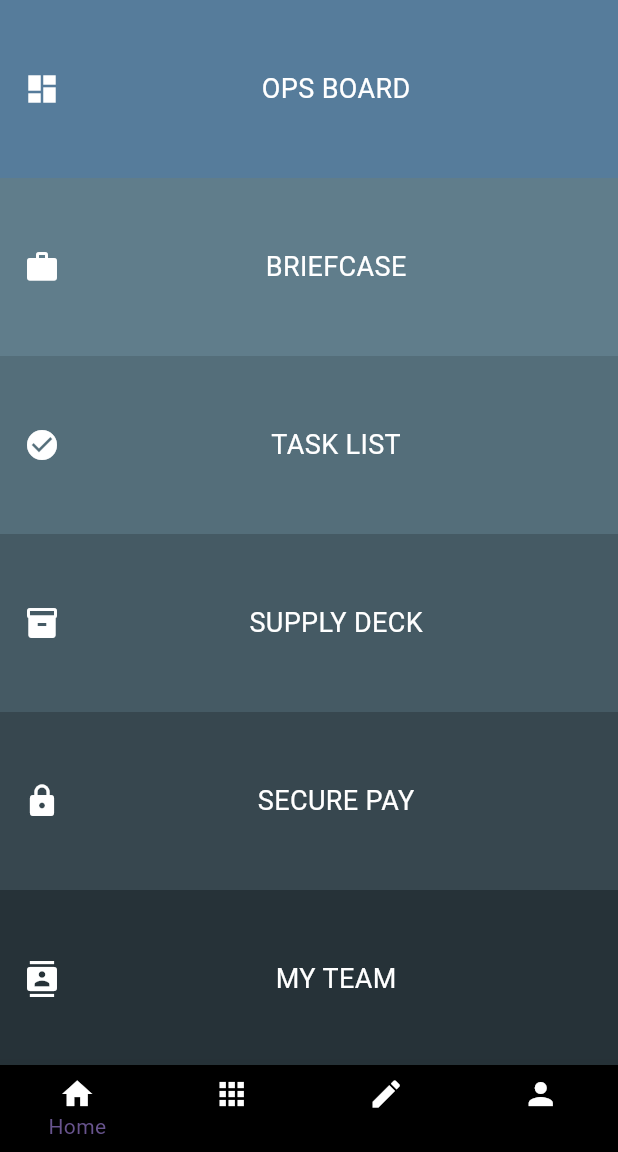
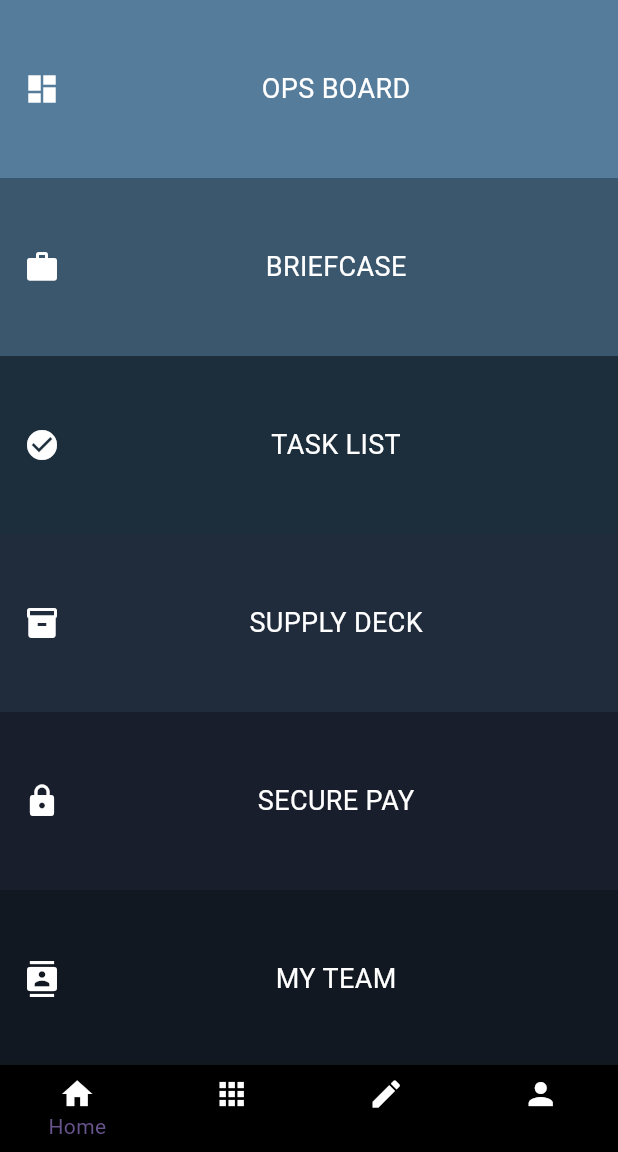
Before and after one commit to LordHandLee/HammerOps, a Flutter app: the MyHomePage screen opened by its route, on a phone screen of 412 x 824 dp, the part 84-1236 px from its top. Run offline on Flutter 3.47's test engine with Material 3 defaults, Android fonts, the phone set to English and light mode, and no system bars.

Commit message:
Changed color scheme for menu options in main dashboard.

```diff
--- a/lib/screens/dashboard.dart
+++ b/lib/screens/dashboard.dart
@@ -59,7 +59,8 @@ class _DashboardPageState extends State<DashboardPage> {
                 icon: Icons.work,
                 iconColor: Colors.white,
                 textColor: Colors.white,
-                container_color: Colors.blueGrey[500]!,
+                container_color: Color.fromARGB(255, 59, 87, 110),
+                expanded_color: Color.fromARGB(255, 59, 87, 110),
               ),
               SnugTile(
                 title: "TASK LIST",
@@ -68,7 +69,8 @@ class _DashboardPageState extends State<DashboardPage> {
                 icon: Icons.check_circle,
                 iconColor: Colors.white,
                 textColor: Colors.white,
-                container_color: Colors.blueGrey[600]!,
+                container_color: Color.fromARGB(255, 28, 46, 60),
+                expanded_color: Color.fromARGB(255, 28, 46, 60),
               ),
               SnugTile(
                 title: "SUPPLY DECK",
@@ -77,7 +79,8 @@ class _DashboardPageState extends State<DashboardPage> {
                 icon: Icons.inventory,
                 iconColor: Colors.white,
                 textColor: Colors.white,
-                container_color: Colors.blueGrey[700]!,
+                container_color: Color.fromARGB(255, 32, 43, 60),
+                expanded_color: Color.fromARGB(255, 32, 43, 60),
               ),
               SnugTile(
                 title: "SECURE PAY",
@@ -86,7 +89,8 @@ class _DashboardPageState extends State<DashboardPage> {
                 icon: Icons.lock,
                 iconColor: Colors.white,
                 textColor: Colors.white,
-                container_color: Colors.blueGrey[800]!,
+                container_color: Color.fromARGB(255, 25, 30, 44),
+                expanded_color: Color.fromARGB(255, 25, 30, 44),
               ),
               SnugTile(
                 title: "MY TEAM",
@@ -95,7 +99,8 @@ class _DashboardPageState extends State<DashboardPage> {
                 icon: Icons.contacts,
                 iconColor: Colors.white,
                 textColor: Colors.white,
-                container_color: Colors.blueGrey[900]!,
+                container_color: Color.fromARGB(255, 18, 24, 33),
+                expanded_color: Color.fromARGB(255, 18, 24, 33),
               ),
             ]
           ),
```
